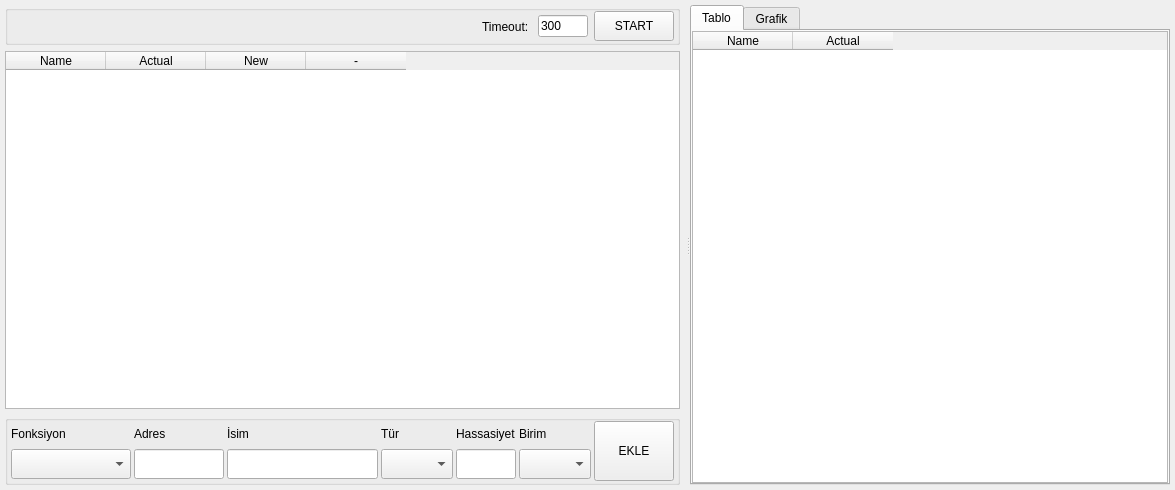
Old version of the form HLL/project/src/pages/WdgTest.ui in the repository GurhanIU/oLStudio.
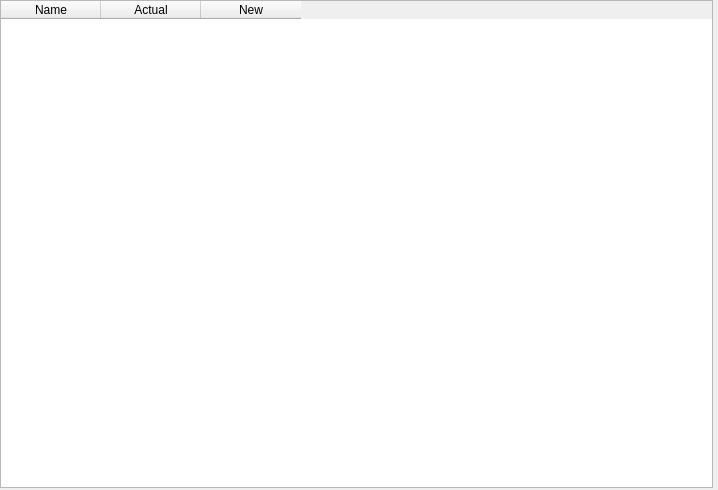
New version of the form.

```diff
--- a/HLL/project/src/pages/WdgTest.ui
+++ b/HLL/project/src/pages/WdgTest.ui
@@ -6,7 +6,7 @@
    <rect>
     <x>0</x>
     <y>0</y>
-    <width>1175</width>
+    <width>718</width>
     <height>490</height>
    </rect>
   </property>
@@ -14,7 +14,38 @@
    <string>Form</string>
   </property>
   <property name="styleSheet">
-   <string notr="true">QTableWidget QLineEdit{border: none;}
+   <string notr="true">*{outline:  none;}
+
+</string>
+  </property>
+  <layout class="QHBoxLayout" name="horizontalLayout">
+   <property name="leftMargin">
+    <number>0</number>
+   </property>
+   <property name="topMargin">
+    <number>0</number>
+   </property>
+   <property name="rightMargin">
+    <number>0</number>
+   </property>
+   <property name="bottomMargin">
+    <number>0</number>
+   </property>
+   <item>
+    <layout class="QVBoxLayout" name="verticalLayout">
+     <property name="spacing">
+      <number>0</number>
+     </property>
+     <property name="rightMargin">
+      <number>5</number>
+     </property>
+     <property name="bottomMargin">
+      <number>2</number>
+     </property>
+     <item>
+      <widget class="QTableWidget" name="tableWidget">
+       <property name="styleSheet">
+        <string notr="true">QTableWidget QLineEdit{border: none;}
 /*QTableView {
 	background-color: white;
 	show-decoration-selected: 0;
@@ -41,553 +72,35 @@
 	/*background: #0063cd;*/
    /* background: qlineargradient(x1: 0, y1: 0, x2: 0, y2: 1, stop: 0 #6b9be8, stop: 1 #577fbf);*/
    background: qlineargradient(x1: 0, y1: 0, x2: 0, y2: 1, stop: 0 #ABAFE5, stop: 1 #8588B2);
-}
-
-*{outline:  none;}
-
-</string>
-  </property>
-  <layout class="QHBoxLayout" name="horizontalLayout">
-   <property name="spacing">
-    <number>6</number>
-   </property>
-   <property name="leftMargin">
-    <number>5</number>
-   </property>
-   <property name="topMargin">
-    <number>5</number>
-   </property>
-   <property name="rightMargin">
-    <number>5</number>
-   </property>
-   <property name="bottomMargin">
-    <number>5</number>
-   </property>
-   <item>
-    <widget class="QSplitter" name="splitter_2">
-     <property name="styleSheet">
-      <string notr="true"/>
-     </property>
-     <property name="frameShape">
-      <enum>QFrame::NoFrame</enum>
-     </property>
-     <property name="midLineWidth">
-      <number>0</number>
-     </property>
-     <property name="orientation">
-      <enum>Qt::Horizontal</enum>
-     </property>
-     <property name="handleWidth">
-      <number>5</number>
-     </property>
-     <widget class="QSplitter" name="splitter">
-      <property name="styleSheet">
-       <string notr="true"/>
-      </property>
-      <property name="frameShape">
-       <enum>QFrame::NoFrame</enum>
-      </property>
-      <property name="midLineWidth">
-       <number>0</number>
-      </property>
-      <property name="orientation">
-       <enum>Qt::Vertical</enum>
-      </property>
-      <property name="handleWidth">
-       <number>3</number>
-      </property>
-      <widget class="QWidget" name="verticalLayoutWidget">
-       <layout class="QVBoxLayout" name="verticalLayout">
-        <property name="rightMargin">
-         <number>5</number>
+}</string>
+       </property>
+       <property name="editTriggers">
+        <set>QAbstractItemView::NoEditTriggers</set>
+       </property>
+       <property name="selectionMode">
+        <enum>QAbstractItemView::SingleSelection</enum>
+       </property>
+       <property name="selectionBehavior">
+        <enum>QAbstractItemView::SelectRows</enum>
+       </property>
+       <column>
+        <property name="text">
+         <string>Name</string>
         </property>
-        <item>
-         <widget class="QGroupBox" name="hebele">
-          <property name="minimumSize">
-           <size>
-            <width>0</width>
-            <height>40</height>
-           </size>
-          </property>
-          <property name="maximumSize">
-           <size>
-            <width>16777215</width>
-            <height>40</height>
-           </size>
-          </property>
-          <property name="title">
-           <string/>
-          </property>
-          <layout class="QHBoxLayout" name="horizontalLayout_3">
-           <property name="leftMargin">
-            <number>0</number>
-           </property>
-           <property name="topMargin">
-            <number>0</number>
-           </property>
-           <property name="rightMargin">
-            <number>3</number>
-           </property>
-           <property name="bottomMargin">
-            <number>0</number>
-           </property>
-           <item>
-            <spacer name="horizontalSpacer">
-             <property name="orientation">
-              <enum>Qt::Horizontal</enum>
-             </property>
-             <property name="sizeHint" stdset="0">
-              <size>
-               <width>40</width>
-               <height>20</height>
-              </size>
-             </property>
-            </spacer>
-           </item>
-           <item>
-            <widget class="QLabel" name="label">
-             <property name="minimumSize">
-              <size>
-               <width>50</width>
-               <height>0</height>
-              </size>
-             </property>
-             <property name="text">
-              <string>Timeout:</string>
-             </property>
-            </widget>
-           </item>
-           <item alignment="Qt::AlignRight">
-            <widget class="QLineEdit" name="edtTimeout">
-             <property name="maximumSize">
-              <size>
-               <width>50</width>
-               <height>16777215</height>
-              </size>
-             </property>
-             <property name="text">
-              <string>300</string>
-             </property>
-             <property name="maxLength">
-              <number>4</number>
-             </property>
-             <property name="placeholderText">
-              <string>300</string>
-             </property>
-            </widget>
-           </item>
-           <item alignment="Qt::AlignRight">
-            <widget class="QToolButton" name="btnStartStop">
-             <property name="minimumSize">
-              <size>
-               <width>80</width>
-               <height>30</height>
-              </size>
-             </property>
-             <property name="text">
-              <string>START</string>
-             </property>
-             <property name="checkable">
-              <bool>true</bool>
-             </property>
-            </widget>
-           </item>
-          </layout>
-         </widget>
-        </item>
-        <item>
-         <widget class="QTableWidget" name="tableWidget">
-          <property name="editTriggers">
-           <set>QAbstractItemView::NoEditTriggers</set>
-          </property>
-          <property name="selectionMode">
-           <enum>QAbstractItemView::SingleSelection</enum>
-          </property>
-          <property name="selectionBehavior">
-           <enum>QAbstractItemView::SelectRows</enum>
-          </property>
-          <column>
-           <property name="text">
-            <string>Name</string>
-           </property>
-          </column>
-          <column>
-           <property name="text">
-            <string>Actual</string>
-           </property>
-          </column>
-          <column>
-           <property name="text">
-            <string>New</string>
-           </property>
-          </column>
-          <column>
-           <property name="text">
-            <string>-</string>
-           </property>
-          </column>
-         </widget>
-        </item>
-        <item>
-         <widget class="QGroupBox" name="grp_new">
-          <property name="minimumSize">
-           <size>
-            <width>0</width>
-            <height>70</height>
-           </size>
-          </property>
-          <property name="maximumSize">
-           <size>
-            <width>16777215</width>
-            <height>70</height>
-           </size>
-          </property>
-          <property name="title">
-           <string/>
-          </property>
-          <layout class="QHBoxLayout" name="horizontalLayout_2">
-           <property name="spacing">
-            <number>3</number>
-           </property>
-           <property name="leftMargin">
-            <number>3</number>
-           </property>
-           <property name="topMargin">
-            <number>0</number>
-           </property>
-           <property name="rightMargin">
-            <number>3</number>
-           </property>
-           <property name="bottomMargin">
-            <number>3</number>
-           </property>
-           <item>
-            <layout class="QVBoxLayout" name="vLyt_addMudbusFunc">
-             <item>
-              <widget class="QLabel" name="label_6">
-               <property name="minimumSize">
-                <size>
-                 <width>120</width>
-                 <height>0</height>
-                </size>
-               </property>
-               <property name="maximumSize">
-                <size>
-                 <width>250</width>
-                 <height>16777215</height>
-                </size>
-               </property>
-               <property name="text">
-                <string>Fonksiyon</string>
-               </property>
-              </widget>
-             </item>
-             <item>
-              <widget class="QComboBox" name="cmbAddModbusFunc">
-               <property name="minimumSize">
-                <size>
-                 <width>120</width>
-                 <height>30</height>
-                </size>
-               </property>
-               <property name="maximumSize">
-                <size>
-                 <width>250</width>
-                 <height>16777215</height>
-                </size>
-               </property>
-              </widget>
-             </item>
-            </layout>
-           </item>
-           <item>
-            <layout class="QVBoxLayout" name="vLyt_addAddress">
-             <item>
-              <widget class="QLabel" name="label_4">
-               <property name="minimumSize">
-                <size>
-                 <width>90</width>
-                 <height>0</height>
-                </size>
-               </property>
-               <property name="maximumSize">
-                <size>
-                 <width>90</width>
-                 <height>16777215</height>
-                </size>
-               </property>
-               <property name="text">
-                <string>Adres</string>
-               </property>
-              </widget>
-             </item>
-             <item>
-              <widget class="QLineEdit" name="edtAddAddress">
-               <property name="minimumSize">
-                <size>
-                 <width>90</width>
-                 <height>30</height>
-                </size>
-               </property>
-               <property name="maximumSize">
-                <size>
-                 <width>90</width>
-                 <height>16777215</height>
-                </size>
-               </property>
-               <property name="maxLength">
-                <number>10</number>
-               </property>
-               <property name="alignment">
-                <set>Qt::AlignRight|Qt::AlignTrailing|Qt::AlignVCenter</set>
-               </property>
-               <property name="clearButtonEnabled">
-                <bool>true</bool>
-               </property>
-              </widget>
-             </item>
-            </layout>
-           </item>
-           <item>
-            <layout class="QVBoxLayout" name="vLyt_addName">
-             <item>
-              <widget class="QLabel" name="label_3">
-               <property name="minimumSize">
-                <size>
-                 <width>150</width>
-                 <height>0</height>
-                </size>
-               </property>
-               <property name="text">
-                <string>İsim</string>
-               </property>
-              </widget>
-             </item>
-             <item>
-              <widget class="QLineEdit" name="edtAddName">
-               <property name="minimumSize">
-                <size>
-                 <width>0</width>
-                 <height>30</height>
-                </size>
-               </property>
-               <property name="clearButtonEnabled">
-                <bool>true</bool>
-               </property>
-              </widget>
-             </item>
-            </layout>
-           </item>
-           <item>
-            <layout class="QVBoxLayout" name="vLyt_addVariantType">
-             <item>
-              <widget class="QLabel" name="label_17">
-               <property name="minimumSize">
-                <size>
-                 <width>0</width>
-                 <height>0</height>
-                </size>
-               </property>
-               <property name="maximumSize">
-                <size>
-                 <width>16777215</width>
-                 <height>16777215</height>
-                </size>
-               </property>
-               <property name="text">
-                <string>Tür</string>
-               </property>
-              </widget>
-             </item>
-             <item>
-              <widget class="QComboBox" name="cmbAddVariantType">
-               <property name="minimumSize">
-                <size>
-                 <width>0</width>
-                 <height>30</height>
-                </size>
-               </property>
-               <property name="maximumSize">
-                <size>
-                 <width>16777215</width>
-                 <height>16777215</height>
-                </size>
-               </property>
-              </widget>
-             </item>
-            </layout>
-           </item>
-           <item>
-            <layout class="QVBoxLayout" name="vLyt_addPrecision">
-             <item>
-              <widget class="QLabel" name="label_9">
-               <property name="minimumSize">
-                <size>
-                 <width>60</width>
-                 <height>0</height>
-                </size>
-               </property>
-               <property name="maximumSize">
-                <size>
-                 <width>60</width>
-                 <height>16777215</height>
-                </size>
-               </property>
-               <property name="text">
-                <string>Hassasiyet</string>
-               </property>
-              </widget>
-             </item>
-             <item>
-              <widget class="QLineEdit" name="edtAddPrecision">
-               <property name="minimumSize">
-                <size>
-                 <width>60</width>
-                 <height>30</height>
-                </size>
-               </property>
-               <property name="maximumSize">
-                <size>
-                 <width>60</width>
-                 <height>16777215</height>
-                </size>
-               </property>
-               <property name="clearButtonEnabled">
-                <bool>true</bool>
-               </property>
-              </widget>
-             </item>
-            </layout>
-           </item>
-           <item>
-            <layout class="QVBoxLayout" name="vLyt_addUnit">
-             <item>
-              <widget class="QLabel" name="label_10">
-               <property name="minimumSize">
-                <size>
-                 <width>60</width>
-                 <height>0</height>
-                </size>
-               </property>
-               <property name="maximumSize">
-                <size>
-                 <width>90</width>
-                 <height>16777215</height>
-                </size>
-               </property>
-               <property name="text">
-                <string>Birim</string>
-               </property>
-              </widget>
-             </item>
-             <item>
-              <widget class="QComboBox" name="cmbAddUnit">
-               <property name="minimumSize">
-                <size>
-                 <width>60</width>
-                 <height>30</height>
-                </size>
-               </property>
-               <property name="maximumSize">
-                <size>
-                 <width>90</width>
-                 <height>16777215</height>
-                </size>
-               </property>
-              </widget>
-             </item>
-            </layout>
-           </item>
-           <item alignment="Qt::AlignBottom">
-            <widget class="QPushButton" name="btnAdd">
-             <property name="minimumSize">
-              <size>
-               <width>80</width>
-               <height>60</height>
-              </size>
-             </property>
-             <property name="maximumSize">
-              <size>
-               <width>80</width>
-               <height>16777215</height>
-              </size>
-             </property>
-             <property name="text">
-              <string>EKLE</string>
-             </property>
-            </widget>
-           </item>
-          </layout>
-         </widget>
-        </item>
-       </layout>
-      </widget>
-     </widget>
-     <widget class="QTabWidget" name="tabWidget">
-      <property name="minimumSize">
-       <size>
-        <width>480</width>
-        <height>0</height>
-       </size>
-      </property>
-      <property name="currentIndex">
-       <number>0</number>
-      </property>
-      <widget class="QWidget" name="tabTable">
-       <attribute name="title">
-        <string>Tablo</string>
-       </attribute>
-       <layout class="QVBoxLayout" name="verticalLayout_2">
-        <property name="spacing">
-         <number>0</number>
+       </column>
+       <column>
+        <property name="text">
+         <string>Actual</string>
         </property>
-        <property name="leftMargin">
-         <number>0</number>
+       </column>
+       <column>
+        <property name="text">
+         <string>New</string>
         </property>
-        <property name="topMargin">
-         <number>0</number>
-        </property>
-        <property name="rightMargin">
-         <number>0</number>
-        </property>
-        <property name="bottomMargin">
-         <number>0</number>
-        </property>
-        <item>
-         <widget class="QTableWidget" name="tableHistory">
-          <property name="editTriggers">
-           <set>QAbstractItemView::NoEditTriggers</set>
-          </property>
-          <property name="alternatingRowColors">
-           <bool>true</bool>
-          </property>
-          <property name="selectionMode">
-           <enum>QAbstractItemView::MultiSelection</enum>
-          </property>
-          <property name="selectionBehavior">
-           <enum>QAbstractItemView::SelectRows</enum>
-          </property>
-          <column>
-           <property name="text">
-            <string>Name</string>
-           </property>
-          </column>
-          <column>
-           <property name="text">
-            <string>Actual</string>
-           </property>
-          </column>
-         </widget>
-        </item>
-       </layout>
+       </column>
       </widget>
-      <widget class="QWidget" name="tabGraphic">
-       <attribute name="title">
-        <string>Grafik</string>
-       </attribute>
-      </widget>
-     </widget>
-    </widget>
+     </item>
+    </layout>
    </item>
   </layout>
  </widget>
```
